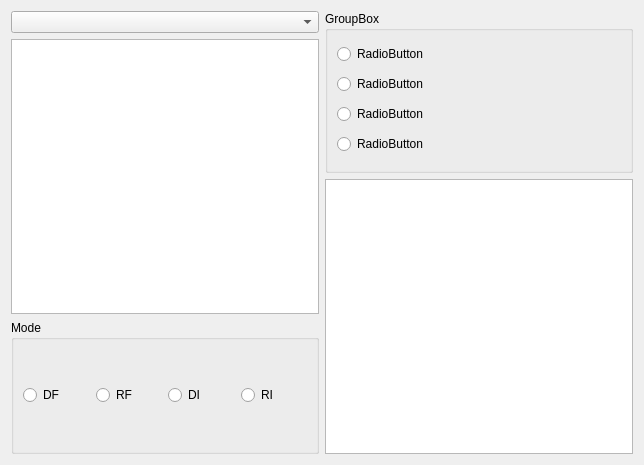
Qt form formauditprevisions.ui (GiPiLab/ProtonClassicSuite) before a commit.
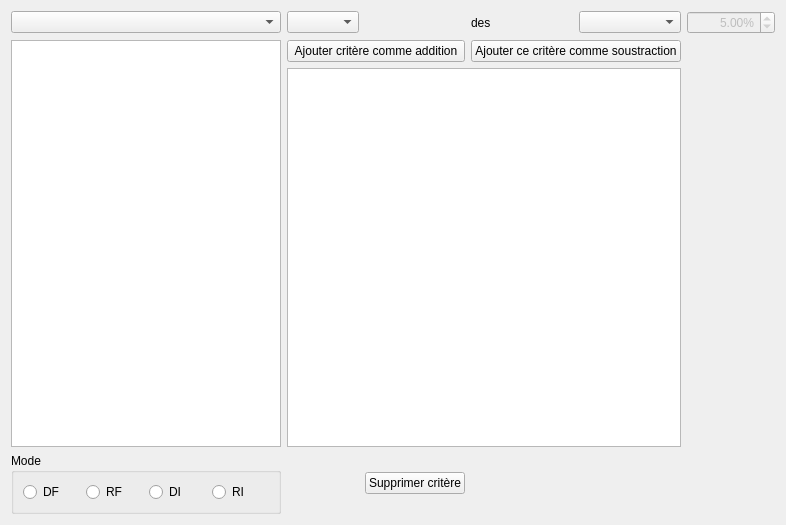
The same form after that commit.

Diff of the .ui file:
```diff
--- a/formauditprevisions.ui
+++ b/formauditprevisions.ui
@@ -6,8 +6,8 @@
    <rect>
     <x>0</x>
     <y>0</y>
-    <width>644</width>
-    <height>465</height>
+    <width>786</width>
+    <height>525</height>
    </rect>
   </property>
   <property name="windowTitle">
@@ -17,41 +17,42 @@
    <item row="0" column="0">
     <widget class="QComboBox" name="comboListPrevisions"/>
    </item>
-   <item row="0" column="1" rowspan="2">
-    <widget class="QGroupBox" name="groupBox_2">
-     <property name="title">
-      <string>GroupBox</string>
+   <item row="0" column="1">
+    <widget class="QComboBox" name="comboBoxOperators"/>
+   </item>
+   <item row="0" column="3">
+    <widget class="QLabel" name="label_3">
+     <property name="text">
+      <string>des</string>
      </property>
-     <layout class="QVBoxLayout" name="verticalLayout">
-      <item>
-       <widget class="QRadioButton" name="radioButton">
-        <property name="text">
-         <string>RadioButton</string>
-        </property>
-       </widget>
-      </item>
-      <item>
-       <widget class="QRadioButton" name="radioButton_2">
-        <property name="text">
-         <string>RadioButton</string>
-        </property>
-       </widget>
-      </item>
-      <item>
-       <widget class="QRadioButton" name="radioButton_3">
-        <property name="text">
-         <string>RadioButton</string>
-        </property>
-       </widget>
-      </item>
-      <item>
-       <widget class="QRadioButton" name="radioButton_4">
-        <property name="text">
-         <string>RadioButton</string>
-        </property>
-       </widget>
-      </item>
-     </layout>
+    </widget>
+   </item>
+   <item row="0" column="4">
+    <widget class="QComboBox" name="comboBoxORED"/>
+   </item>
+   <item row="0" column="5">
+    <widget class="QDoubleSpinBox" name="doubleSpinBox">
+     <property name="enabled">
+      <bool>false</bool>
+     </property>
+     <property name="alignment">
+      <set>Qt::AlignRight|Qt::AlignTrailing|Qt::AlignVCenter</set>
+     </property>
+     <property name="correctionMode">
+      <enum>QAbstractSpinBox::CorrectToNearestValue</enum>
+     </property>
+     <property name="showGroupSeparator" stdset="0">
+      <bool>false</bool>
+     </property>
+     <property name="suffix">
+      <string>%</string>
+     </property>
+     <property name="maximum">
+      <double>10000.000000000000000</double>
+     </property>
+     <property name="value">
+      <double>5.000000000000000</double>
+     </property>
     </widget>
    </item>
    <item row="1" column="0" rowspan="2">
@@ -67,9 +68,6 @@
      </attribute>
     </widget>
    </item>
-   <item row="2" column="1" rowspan="2">
-    <widget class="QTextEdit" name="textEdit"/>
-   </item>
    <item row="3" column="0">
     <widget class="QGroupBox" name="groupBox">
      <property name="title">
@@ -107,6 +105,30 @@
      </layout>
     </widget>
    </item>
+   <item row="3" column="2">
+    <widget class="QPushButton" name="pushButtonDelCriteria">
+     <property name="text">
+      <string>Supprimer critère</string>
+     </property>
+    </widget>
+   </item>
+   <item row="1" column="3" colspan="2">
+    <widget class="QPushButton" name="pushButtonAddCriteriaToSubstract">
+     <property name="text">
+      <string>Ajouter ce critère comme soustraction</string>
+     </property>
+    </widget>
+   </item>
+   <item row="1" column="1" colspan="2">
+    <widget class="QPushButton" name="pushButtonAddCriteriaToAdd">
+     <property name="text">
+      <string>Ajouter critère comme addition</string>
+     </property>
+    </widget>
+   </item>
+   <item row="2" column="1" colspan="4">
+    <widget class="QListWidget" name="listWidgetCriteria"/>
+   </item>
   </layout>
  </widget>
  <resources/>
```
